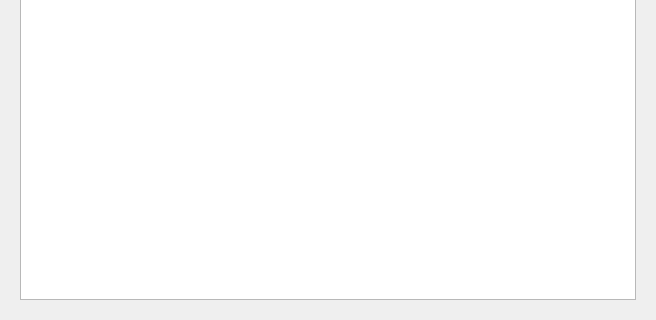
Above: src/sakia/gui/navigation/txhistory/txhistory.ui from duniter/sakia before the change; both pictures show x 0 to 656 and y 315 to 635 of the 656 by 635 pixel window. Below: the same form after it.
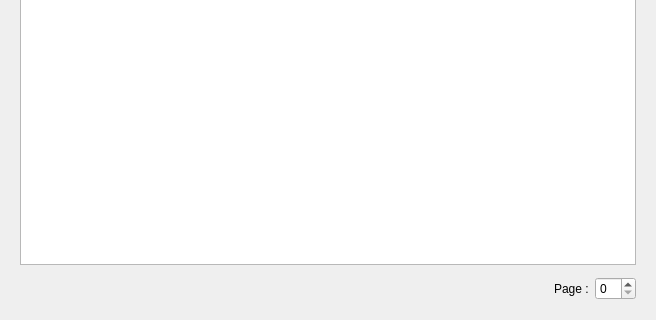
That is the form after the change. Icons and pictures are not drawn. Custom widgets are drawn as their Qt base class.

```diff
--- a/src/sakia/gui/navigation/txhistory/txhistory.ui
+++ b/src/sakia/gui/navigation/txhistory/txhistory.ui
@@ -169,6 +169,36 @@
          </item>
         </layout>
        </item>
+       <item>
+        <layout class="QHBoxLayout" name="horizontalLayout_3">
+         <property name="topMargin">
+          <number>6</number>
+         </property>
+         <item>
+          <spacer name="horizontalSpacer_4">
+           <property name="orientation">
+            <enum>Qt::Horizontal</enum>
+           </property>
+           <property name="sizeHint" stdset="0">
+            <size>
+             <width>40</width>
+             <height>20</height>
+            </size>
+           </property>
+          </spacer>
+         </item>
+         <item>
+          <widget class="QLabel" name="label">
+           <property name="text">
+            <string>Page :</string>
+           </property>
+          </widget>
+         </item>
+         <item>
+          <widget class="QSpinBox" name="spin_page"/>
+         </item>
+        </layout>
+       </item>
       </layout>
      </widget>
     </widget>
```
